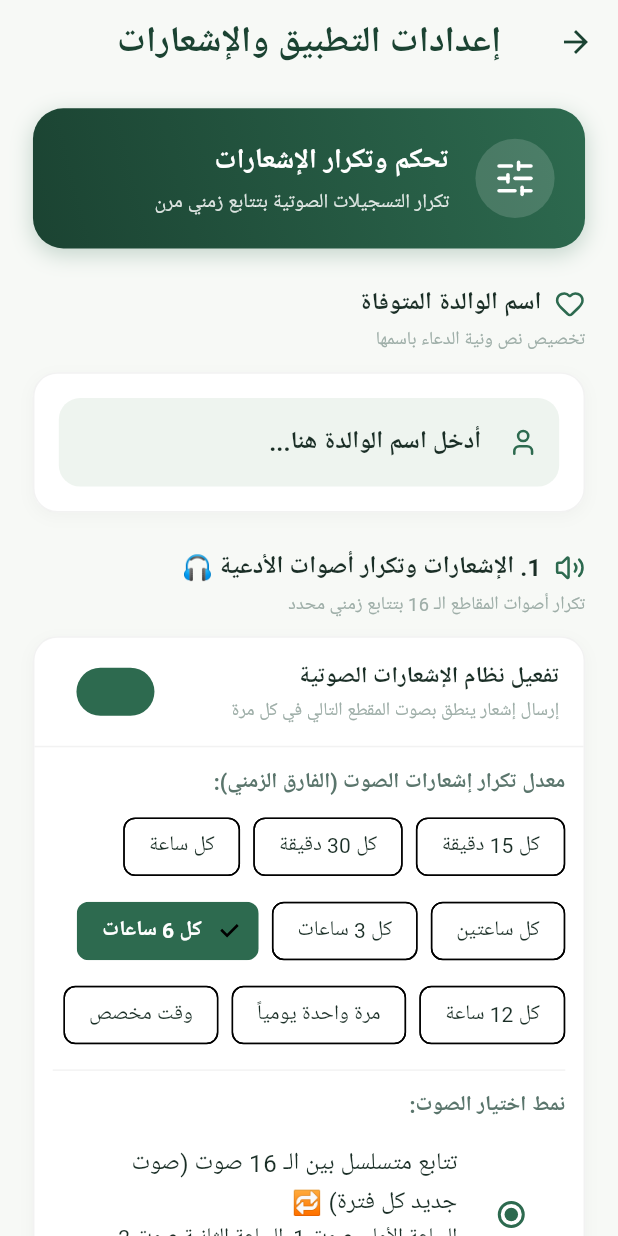
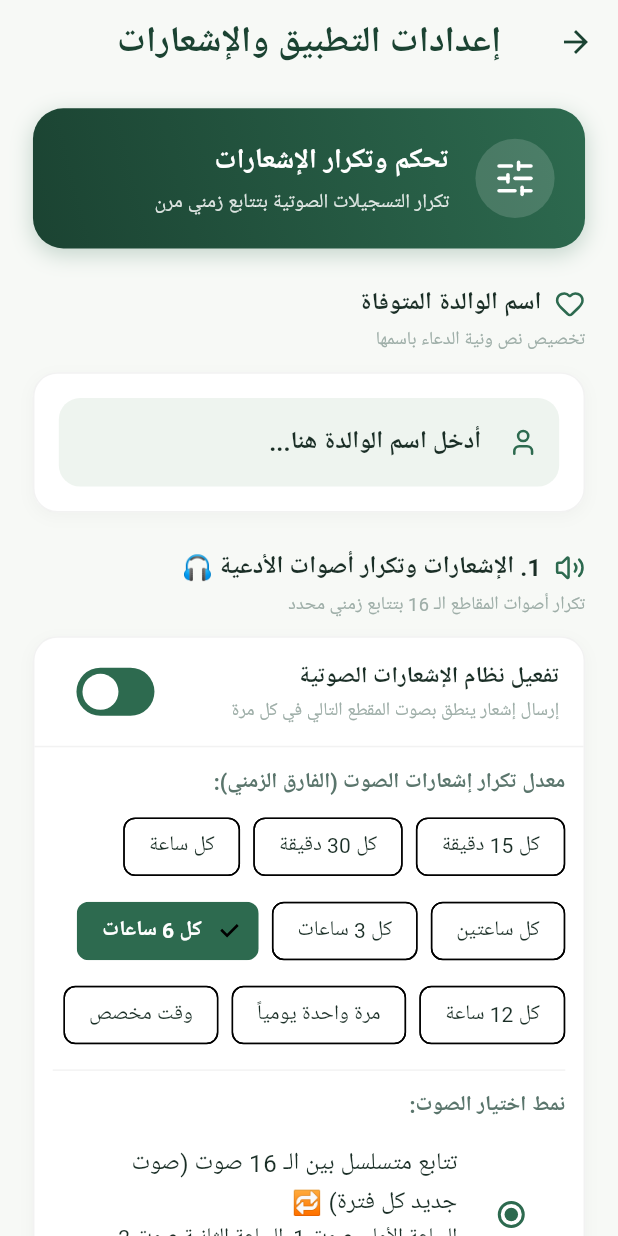
Before and after one commit to MohamedRefky/athkar_alarms, a Flutter app: the SettingsScreen screen opened directly, on a phone screen of 412 x 824 dp. Run offline on Flutter 3.47's test engine with Material 3 defaults, Android fonts, the phone set to English and light mode, and no system bars; our stand-ins replace audioplayers, equatable, flutter_bloc, flutter_local_notifications, flutter_screenutil, get_it and 4 more; accounts and stored records are empty; Roboto replaces fonts that are missing (Zain).

```diff
--- a/lib/screens/settings_screen.dart
+++ b/lib/screens/settings_screen.dart
@@ -199,6 +199,19 @@ class _SettingsScreenState extends State<SettingsScreen> {
                         SwitchListTile(
                           value: settings.isAudioNotificationsEnabled,
                           activeTrackColor: AppColors.primary,
+                          activeColor: Colors.white,
+                          thumbColor: WidgetStateProperty.resolveWith(
+                            (states) => states.contains(WidgetState.selected)
+                                ? Colors.white
+                                : null,
+                          ),
+                          trackColor: WidgetStateProperty.resolveWith(
+                            (states) => states.contains(WidgetState.selected)
+                                ? AppColors.primary
+                                : null,
+                          ),
+                          trackOutlineColor:
+                              WidgetStateProperty.all(Colors.transparent),
                           title: Text(
                             'تفعيل نظام الإشعارات الصوتية',
                             style: TextStyle(
@@ -340,6 +353,19 @@ class _SettingsScreenState extends State<SettingsScreen> {
                         SwitchListTile(
                           value: settings.isTextNotificationsEnabled,
                           activeTrackColor: AppColors.primary,
+                          activeColor: Colors.white,
+                          thumbColor: WidgetStateProperty.resolveWith(
+                            (states) => states.contains(WidgetState.selected)
+                                ? Colors.white
+                                : null,
+                          ),
+                          trackColor: WidgetStateProperty.resolveWith(
+                            (states) => states.contains(WidgetState.selected)
+                                ? AppColors.primary
+                                : null,
+                          ),
+                          trackOutlineColor:
+                              WidgetStateProperty.all(Colors.transparent),
                           title: Text(
                             'تفعيل إشعارات الأدعية المكتوبة',
                             style: TextStyle(
```
